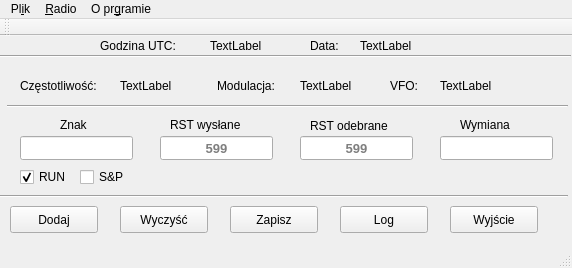
Qt form mainwindow.ui (darvark/CallLogger) before a commit.
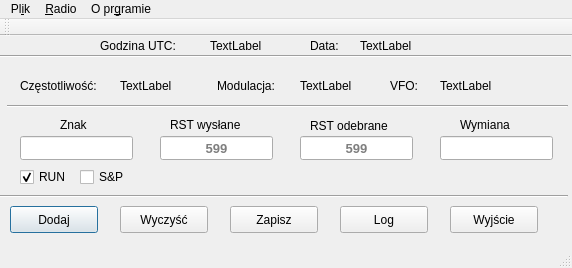
The same form after that commit.

What changed in the file:
```diff
--- a/mainwindow.ui
+++ b/mainwindow.ui
@@ -47,6 +47,9 @@
     <property name="shortcut">
      <string>F2</string>
     </property>
+    <property name="default">
+     <bool>true</bool>
+    </property>
    </widget>
    <widget class="QPushButton" name="clearbutton">
     <property name="geometry">
```
Left out of the diff: 44 changed lines with no effect on the pictures.
